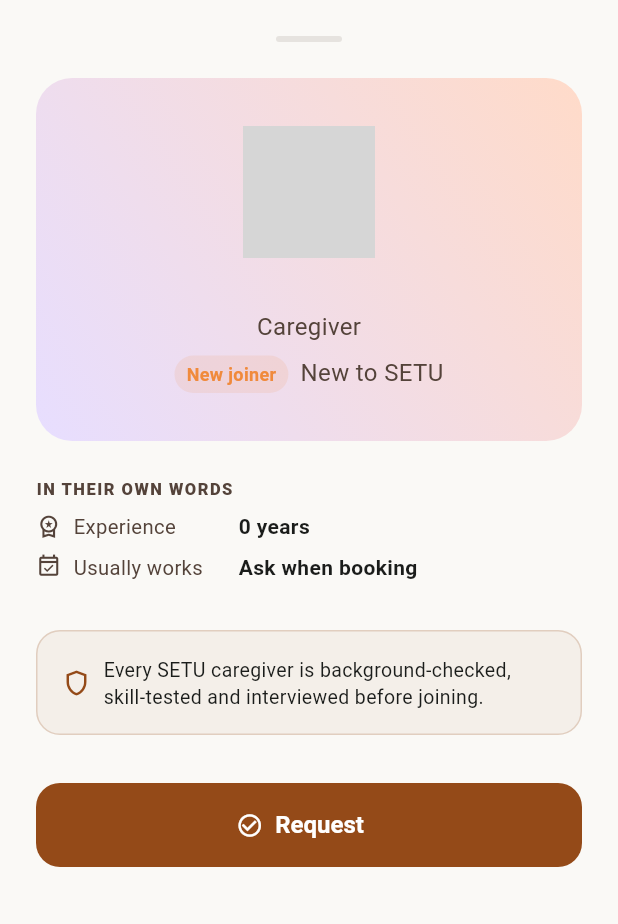
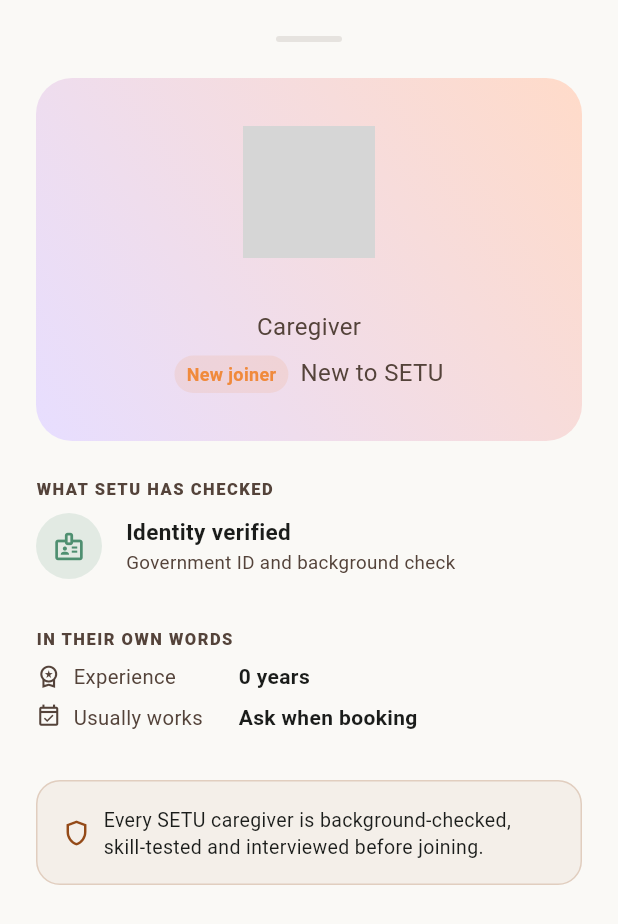
Before and after one commit to MADEMSanjanaSarvani/Elder-Care, a Flutter app: the _CaregiverDetailSheet widget shown alone on an empty page, opened directly with empty values, on a phone screen of 412 x 824 dp. Shown: the top 924 px of the screen. Run offline on Flutter 3.47's test engine with Material 3 defaults, Android fonts, the phone set to English and light mode, and no system bars; our stand-ins replace connectivity_plus, file_picker, firebase_core, firebase_messaging, fl_chart, flutter_riverpod and 6 more; missing offline and left inert: agora_rtc_engine; accounts and stored records are empty; network calls fail; grey boxes are pictures that could not be loaded.

Commit message:
Stop promising a voice that does not exist; show what SETU has verified
From the Stitch add-medication screen: "Voice Reminders — friendly spoken
prompts at each dose time." Nothing in this app speaks. There is no
text-to-speech dependency, no audio, no spoken anything, and there never was
— the line was copied out of the design and had been sitting on the screen
since. Telling an elder a voice will remind them to take a tablet, and then
staying silent, is a promise that fails at exactly the moment it matters.

What actually happens is a push notification from reminders-dispatch-sweep,
so that is what it now says. Refill alerts were vaguer than they are real —
recommendations-generate raises a refill suggestion on the dashboard, not a
separate alert — so that wording is corrected too.

From the Stitch caregiver profile, the trust badges are worth having and are
now derived rather than decorative. This is the most important block on that
screen: a family is deciding whether to let a stranger into their mother's
house, and everything above it — bio, experience, certificate list — is what
the caregiver says about themselves. This is what the platform stands behind,
so it is headed "what SETU has checked".

Identity verified is always true here because caregivers-for-service filters
on bgv_status = 'cleared' server-side, so an uncleared caregiver never reaches
the screen. Clinically verified only shows at trust_tier clinical_verified.
Highly rated needs 4.8 stars across at least twenty visits — one five-star
review is not "top rated", and a badge earned that easily means nothing by the
tenth profile a family reads.

The design's availability calendar with bookable slots is not included. SETU
knows working days and hours, not free slots; a family picking "Tomorrow,
10:00 AM" from a calendar nobody can honour is worse than no calendar.

```diff
--- a/apps/family_elder_app/lib/core/app_build.dart
+++ b/apps/family_elder_app/lib/core/app_build.dart
@@ -4,4 +4,4 @@
 /// install actually update?" ambiguity.
 ///
 /// Keep it in sync with pubspec `version:`.
-const String kAppBuildLabel = 'v0.5.2 · build 34 · 27 Jul';
+const String kAppBuildLabel = 'v0.5.3 · build 35 · 27 Jul';
--- a/apps/family_elder_app/lib/features/booking/presentation/caregiver_select_screen.dart
+++ b/apps/family_elder_app/lib/features/booking/presentation/caregiver_select_screen.dart
@@ -781,6 +781,8 @@ class _CaregiverDetailSheet extends StatelessWidget {
               ),
             ),
             const SizedBox(height: SetuSpacing.lg),
+            _TrustBadges(caregiver: caregiver),
+            const SizedBox(height: SetuSpacing.lg),
             _SelfDeclared(caregiver: caregiver),
             if (bio != null && bio.isNotEmpty) ...[
               Text('BIOGRAPHY',
@@ -927,3 +929,125 @@ class _SelfDeclared extends StatelessWidget {
         ),
       );
 }
+
+
+/// What SETU has actually checked about this person.
+///
+/// The single most important block on the screen. A family is deciding
+/// whether to let a stranger into their mother's house, and everything above
+/// this — the bio, the experience, the certificate list — is what the
+/// caregiver says about themselves. This is what the platform stands behind.
+///
+/// Every badge is derived, never decorative. A badge only appears when the
+/// underlying state is actually true, because a trust marker that shows up
+/// regardless is worse than no badge at all: it teaches families that the
+/// green ticks mean nothing, and then they stop reading the real ones.
+///
+/// The Stitch design showed three fixed badges — "Identity Verified",
+/// "Medically Certified", "Top Rated" — on every profile. Two of those are
+/// real platform state (bgv_status, trust_tier) and the third is a rating
+/// threshold, so all three survive; they just have to earn their place.
+class _TrustBadges extends StatelessWidget {
+  const _TrustBadges({required this.caregiver});
+
+  final Map<String, dynamic> caregiver;
+
+  @override
+  Widget build(BuildContext context) {
+    final tier = caregiver['trust_tier'] as String? ?? '';
+    final stars = (caregiver['average_stars'] as num?)?.toDouble() ?? 0;
+    final count = (caregiver['rating_count'] as num?)?.toInt() ?? 0;
+
+    final badges = <Widget>[
+      // Everyone on this list has cleared background verification —
+      // caregivers-for-service filters on bgv_status = 'cleared' server-side,
+      // so an uncleared caregiver never reaches this screen at all.
+      const _TrustBadge(
+        icon: Icons.badge_outlined,
+        title: 'Identity verified',
+        subtitle: 'Government ID and background check',
+        tint: SetuColors.verifiedLight,
+      ),
+      if (tier == 'clinical_verified')
+        const _TrustBadge(
+          icon: Icons.medical_services_outlined,
+          title: 'Clinically verified',
+          subtitle: 'Council registration and insurance confirmed',
+          tint: SetuColors.lavenderLight,
+        ),
+      // Deliberately needs a real sample behind it. One five-star review is
+      // not "top rated", and a badge earned that easily is a badge that means
+      // nothing by the tenth profile a family looks at.
+      if (stars >= 4.8 && count >= 20)
+        _TrustBadge(
+          icon: Icons.workspace_premium_outlined,
+          title: 'Highly rated',
+          subtitle:
+              '${stars.toStringAsFixed(1)} stars across $count visits',
+          tint: SetuColors.peachLight,
+        ),
+    ];
+
+    return Column(
+      crossAxisAlignment: CrossAxisAlignment.start,
+      children: [
+        const Text('WHAT SETU HAS CHECKED',
+            style: TextStyle(
+                color: SetuColors.mutedLight,
+                fontSize: 11,
+                fontWeight: FontWeight.w800,
+                letterSpacing: 1)),
+        const SizedBox(height: SetuSpacing.sm),
+        for (final badge in badges) ...[
+          badge,
+          const SizedBox(height: SetuSpacing.sm),
+        ],
+      ],
+    );
+  }
+}
+
+class _TrustBadge extends StatelessWidget {
+  const _TrustBadge({
+    required this.icon,
+    required this.title,
+    required this.subtitle,
+    required this.tint,
+  });
+
+  final IconData icon;
+  final String title;
+  final String subtitle;
+  final Color tint;
+
+  @override
+  Widget build(BuildContext context) {
+    return Row(
+      children: [
+        Container(
+          width: 44,
+          height: 44,
+          alignment: Alignment.center,
+          decoration: BoxDecoration(
+              color: tint.withValues(alpha: 0.14), shape: BoxShape.circle),
+          child: Icon(icon, color: tint, size: 22),
+        ),
+        const SizedBox(width: SetuSpacing.md),
+        Expanded(
+          child: Column(
+            crossAxisAlignment: CrossAxisAlignment.start,
+            children: [
+              Text(title,
+                  style: const TextStyle(
+                      fontWeight: FontWeight.w700, fontSize: 15)),
+              const SizedBox(height: 1),
+              Text(subtitle,
+                  style: const TextStyle(
+                      color: SetuColors.mutedLight, fontSize: 12.5)),
+            ],
+          ),
+        ),
+      ],
+    );
+  }
+}
--- a/apps/family_elder_app/lib/features/medications/presentation/medications_screen.dart
+++ b/apps/family_elder_app/lib/features/medications/presentation/medications_screen.dart
@@ -110,7 +110,7 @@ class _AddMedResult {
 /// Add-medication form built to match the Stitch `add_medication` design
 /// (both frames): a hero banner, a split amount+unit dosage entry, a
 /// frequency selector that fills in the dose times, and a note on the
-/// voice-reminder + refill-alert behaviour SETU runs automatically.
+/// reminder + refill-alert behaviour SETU runs automatically.
 /// Submits through the same repository as before — the amount+unit split is
 /// purely a visual/entry convenience, composed back into the single dosage
 /// string the backend already expects.
@@ -287,11 +287,25 @@ class _AddMedicationSheetState extends State<_AddMedicationSheet> {
               ),
             ],
             const SizedBox(height: SetuSpacing.md),
-            _autoFeatureRow(Icons.record_voice_over,
-                'Voice Reminders', 'Friendly spoken prompts at each dose time.'),
+            // These describe what SETU actually does, and one of them used to
+            // not. "Voice Reminders — friendly spoken prompts" was in the
+            // Stitch design and was copied straight in; nothing in this app
+            // speaks. There is no text-to-speech dependency, no audio, no
+            // spoken anything. Promising an elder that a voice will remind
+            // them to take a tablet, and then staying silent, is a promise
+            // that fails at exactly the moment it matters.
+            //
+            // What actually happens is a push notification, dispatched by
+            // reminders-dispatch-sweep. So that is what it now says.
+            _autoFeatureRow(Icons.notifications_active_outlined,
+                'Dose Reminders',
+                'A phone notification at each dose time, to the elder and the '
+                    'family.'),
             const SizedBox(height: SetuSpacing.sm),
             _autoFeatureRow(Icons.notification_important_outlined,
-                'Refill Alerts', 'We notify the family when stock runs low.'),
+                'Refill Alerts',
+                'When stock runs low, a refill suggestion appears on the '
+                    'dashboard.'),
             const SizedBox(height: SetuSpacing.lg),
             SizedBox(
               width: double.infinity,
--- a/apps/family_elder_app/pubspec.yaml
+++ b/apps/family_elder_app/pubspec.yaml
@@ -4,7 +4,7 @@ description: >
   (PRD Part 3 §17/§18): family mode (dashboard, booking, consent
   management) and elder mode (large-text, voice-first, three-action home).
 publish_to: "none"
-version: 0.5.2+34
+version: 0.5.3+35
 
 environment:
   sdk: ">=3.4.0 <4.0.0"
```
